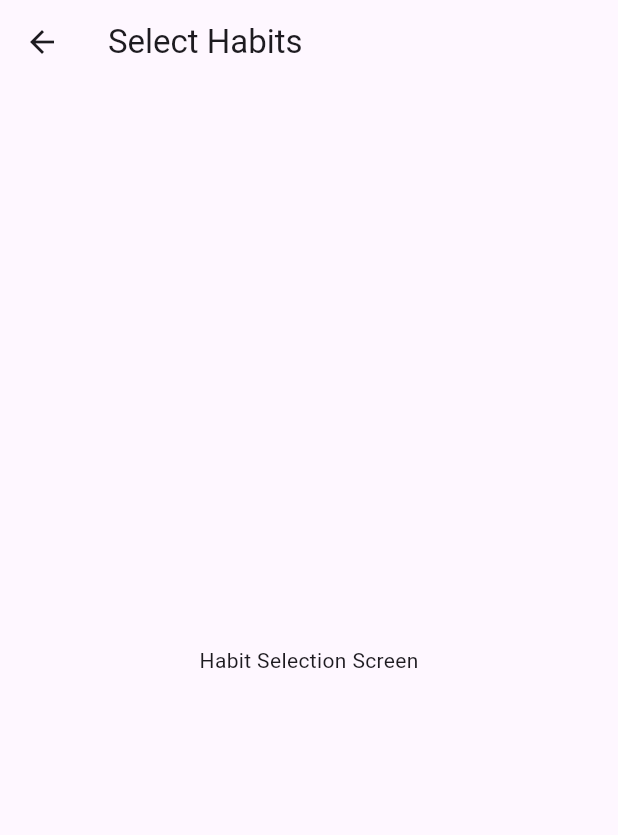
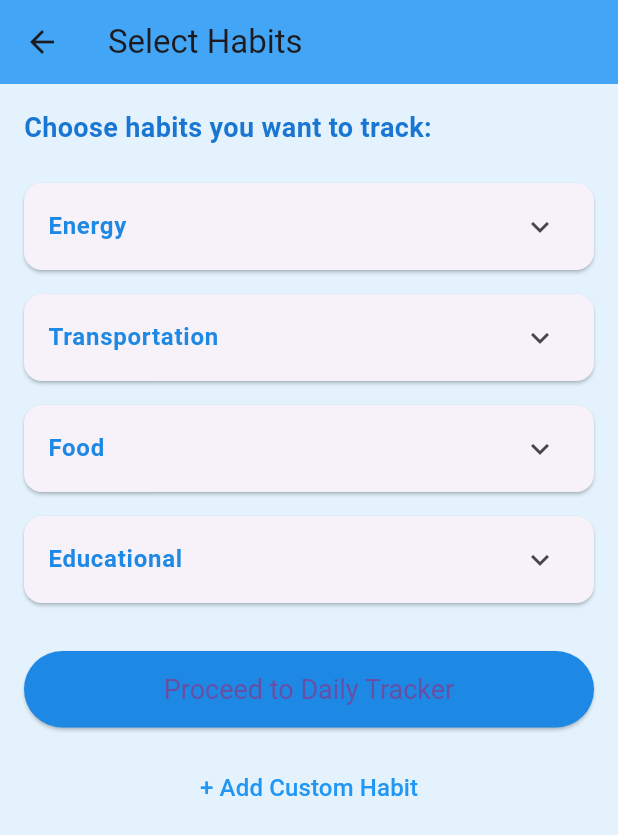
Before and after one commit to malzaher1/project-sw, a Flutter app: the HabitSelectionScreen screen opened by its route, on a phone screen of 412 x 824 dp. Shown: the top 835 px of the screen. Run offline on Flutter 3.47's test engine with Material 3 defaults, Android fonts, the phone set to English and light mode, and no system bars; our stand-ins replace firebase_auth, firebase_core; accounts and stored records are empty.

Commit message:
habit_selection_screen with custom

```diff
--- a/lib/main.dart
+++ b/lib/main.dart
@@ -2,6 +2,7 @@ import 'package:flutter/material.dart';
 import 'package:project/views/screens/auth/login_screen.dart';
 import 'package:flutter/material.dart';
 import 'package:firebase_core/firebase_core.dart';
+import 'package:project/views/screens/habits/add_custom_habit_screen.dart';
 import 'firebase_options.dart';
 import 'package:project/views/screens/habits/habit_selection_screen.dart';
 
@@ -20,6 +21,8 @@ void main() async {
 }
 
 class MyApp extends StatelessWidget {
+  const MyApp({super.key});
+
   @override
   Widget build(BuildContext context) {
     return MaterialApp(
@@ -31,21 +34,10 @@ class MyApp extends StatelessWidget {
       routes: {
         '/login': (context) => LoginScreen(), // Define the login route (optional as it's the home)
         '/habit_selection': (context) => HabitSelectionScreen(),
+        '/add_custom_habit': (context) => AddCustomHabitScreen(), // Add this line
+        '/daily_tracker': (context) => Placeholder(),
+
       },
     );
   }
 }
-
-class HabitSelectionScreen extends StatelessWidget {
-  @override
-  Widget build(BuildContext context) {
-    return Scaffold(
-      appBar: AppBar(
-        title: Text('Select Habits'),
-      ),
-      body: Center(
-        child: Text('Habit Selection Screen'),
-      ),
-    );
-  }
-}
--- a/lib/views/screens/habits/habit_selection_screen.dart
+++ b/lib/views/screens/habits/habit_selection_screen.dart
@@ -0,0 +1,110 @@
+import 'package:flutter/material.dart';
+
+class HabitSelectionScreen extends StatefulWidget {
+  @override
+  _HabitSelectionScreenState createState() => _HabitSelectionScreenState();
+}
+
+class _HabitSelectionScreenState extends State<HabitSelectionScreen> {
+  // Sample data for predefined habits (replace with your actual data)
+  final Map<String, List<String>> _predefinedHabits = {
+    'Energy': ['Turn off lights when leaving a room', 'Unplug chargers when not in use'],
+    'Transportation': ['Walk or bike for short distances', 'Use public transport'],
+    'Food': ['Reduce meat consumption', 'Avoid single-use plastics'],
+    'Educational': ['Read a book for 30 minutes', 'Learn a new word daily'],
+  };
+
+  // To keep track of selected habits
+  final Set<String> _selectedHabits = {};
+
+  void _toggleHabit(String habit, bool isSelected) {
+    setState(() {
+      if (isSelected) {
+        _selectedHabits.add(habit);
+      } else {
+        _selectedHabits.remove(habit);
+      }
+      print('Selected Habits: $_selectedHabits'); // For debugging
+    });
+  }
+
+  void _proceedToDailyTracker() {
+    if (_selectedHabits.isNotEmpty) {
+      // TODO: Save selected habits to Firebase and navigate to Daily Tracker
+      print('Proceeding with selected habits: $_selectedHabits');
+      Navigator.pushReplacementNamed(context, '/daily_tracker'); // We'll define this route later
+    } else {
+      ScaffoldMessenger.of(context).showSnackBar(
+        SnackBar(content: Text('Please select at least one habit to continue.')),
+      );
+    }
+  }
+
+  @override
+  Widget build(BuildContext context) {
+    return Scaffold(
+      appBar: AppBar(
+        title: Text('Select Habits'),
+        backgroundColor: Colors.blue.shade400,
+      ),
+      body: SingleChildScrollView(
+        padding: EdgeInsets.all(16.0),
+        child: Column(
+          crossAxisAlignment: CrossAxisAlignment.stretch,
+          children: <Widget>[
+            Text(
+              'Choose habits you want to track:',
+              style: TextStyle(fontSize: 18.0, fontWeight: FontWeight.bold, color: Colors.blue.shade700),
+            ),
+            SizedBox(height: 16.0),
+            ..._predefinedHabits.entries.map((entry) {
+              final category = entry.key;
+              final habits = entry.value;
+              return Card(
+                margin: EdgeInsets.symmetric(vertical: 8.0),
+                child: ExpansionTile(
+                  title: Text(category, style: TextStyle(fontWeight: FontWeight.bold, color: Colors.blue.shade600)),
+                  children: habits.map((habit) {
+                    final isSelected = _selectedHabits.contains(habit);
+                    return CheckboxListTile(
+                      title: Text(habit),
+                      value: isSelected,
+                      onChanged: (bool? newValue) {
+                        if (newValue != null) {
+                          _toggleHabit(habit, newValue);
+                        }
+                      },
+                      controlAffinity: ListTileControlAffinity.leading, // Checkbox on the left
+                    );
+                  }).toList(),
+                ),
+              );
+            }).toList(),
+
+            SizedBox(height: 24.0),
+            ElevatedButton(
+              onPressed: _proceedToDailyTracker,
+              style: ElevatedButton.styleFrom(
+                backgroundColor: Colors.blue.shade600,
+                padding: EdgeInsets.symmetric(vertical: 15.0),
+                textStyle: TextStyle(fontSize: 18.0),
+              ),
+              child: Text('Proceed to Daily Tracker'),
+            ),
+            SizedBox(height: 16.0), // Add some space
+            TextButton(
+              onPressed: () {
+                Navigator.pushNamed(context, '/add_custom_habit');
+              },
+              child: Text(
+                '+ Add Custom Habit',
+                style: TextStyle(fontSize: 16.0, color: Colors.blue.shade500),
+              ),
+            ),
+          ],
+        ),
+      ),
+      backgroundColor: Colors.blue.shade50,
+    );
+  }
+}
```
Also changed, not shown: lib/views/screens/habits/add_custom_habit_screen.dart (added, +147 -0 lines).
